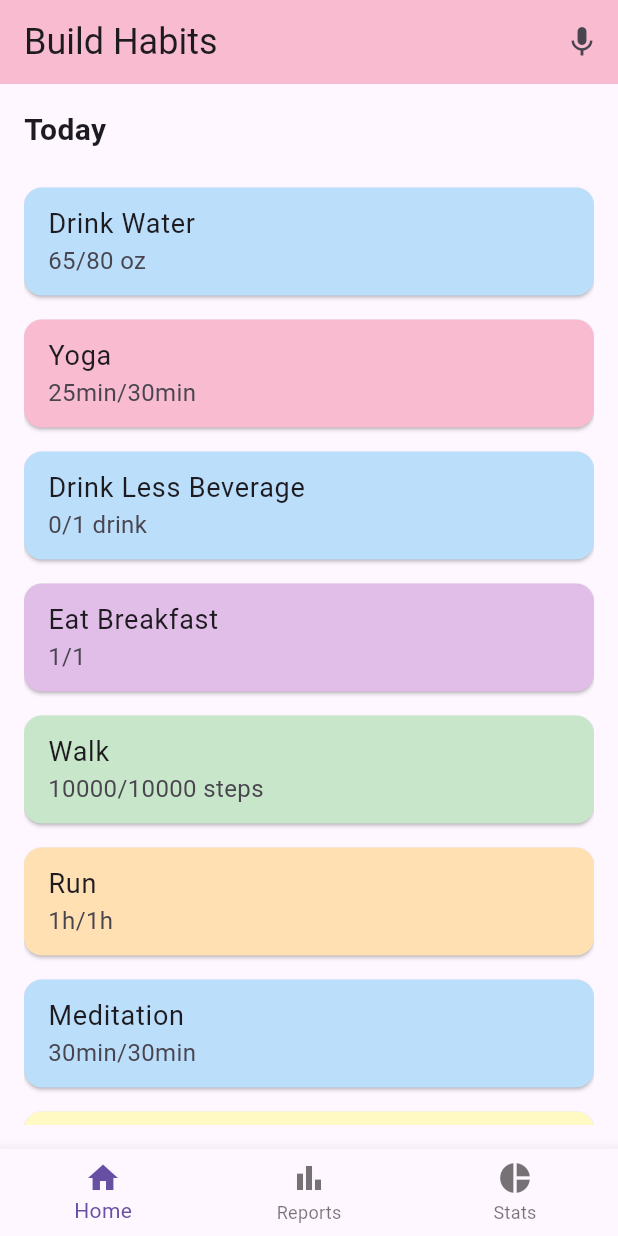
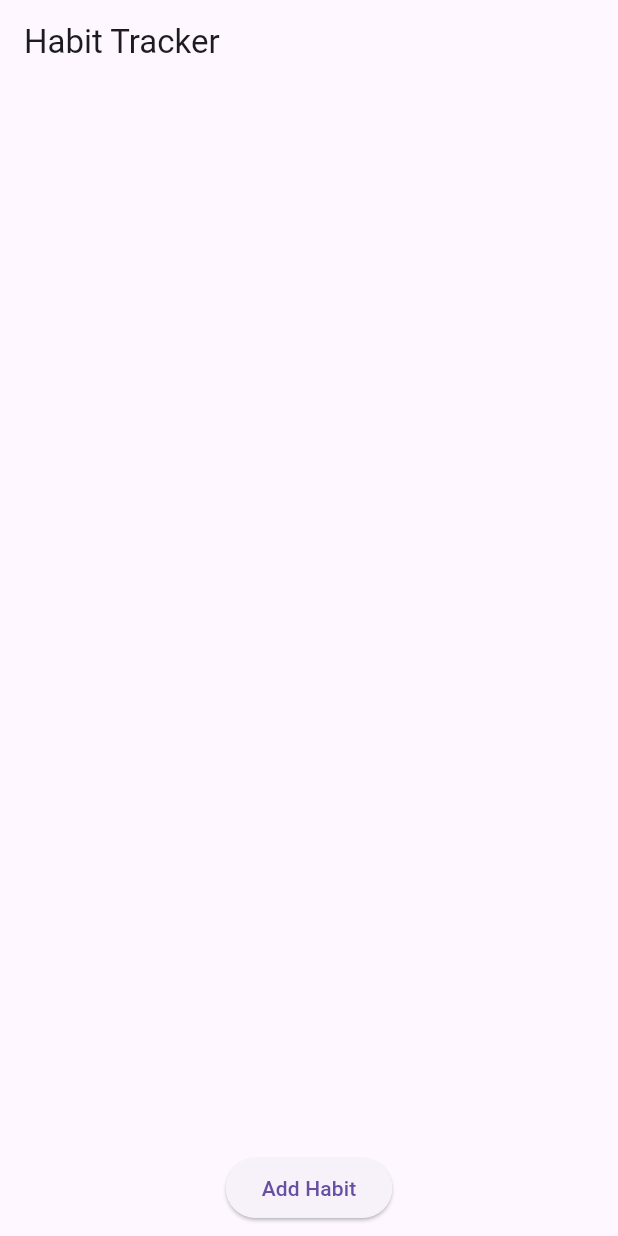
Before and after one commit to ceebee-lee/final, a Flutter app: the screen it shows after launch, on a phone screen of 412 x 824 dp. Run offline on Flutter 3.47's test engine with Material 3 defaults, Android fonts, the phone set to English and light mode, and no system bars.

Commit message:
Restarting Code
Starting again with adding habits

```diff
--- a/habit_tracker/lib/main.dart
+++ b/habit_tracker/lib/main.dart
@@ -1,8 +1,15 @@
 import 'package:flutter/material.dart';
-import 'pages/home_page.dart';
+import 'package:provider/provider.dart';
+import 'providers/habit_provider.dart';
+import 'screens/home_page.dart';
 
 void main() {
-  runApp(HabitTrackerApp());
+  runApp(
+    ChangeNotifierProvider(
+      create: (_) => HabitProvider(),
+      child: const HabitTrackerApp(),
+    ),
+  );
 }
 
 class HabitTrackerApp extends StatelessWidget {
@@ -21,7 +28,7 @@ class HabitTrackerApp extends StatelessWidget {
           },
         ),
       ),
-      home: HomePage(),
+      home: const HomePage(),
     );
   }
 }
--- a/habit_tracker/lib/pages/home_page.dart
+++ /dev/null
@@ -1,121 +0,0 @@
-import 'package:flutter/material.dart';
-import 'habit_report_page.dart';
-import 'habit_stats_page.dart';
-
-class HomePage extends StatelessWidget {
-  const HomePage({super.key});
-
-  @override
-  Widget build(BuildContext context) {
-    return Scaffold(
-      appBar: AppBar(
-        title: const Text('Build Habits', style: TextStyle(fontSize: 24)),
-        actions: [
-          IconButton(
-            icon: const Icon(Icons.mic),
-            onPressed: () {
-              // Placeholder for voice command button
-            },
-          ),
-        ],
-        backgroundColor: Colors.pink[100],
-      ),
-      body: Padding(
-        padding: const EdgeInsets.all(16),
-        child: Column(
-          crossAxisAlignment: CrossAxisAlignment.start,
-          children: [
-            const Text(
-              'Today',
-              style: TextStyle(fontSize: 20, fontWeight: FontWeight.bold),
-            ),
-            const SizedBox(height: 16),
-            Expanded(
-              child: ListView(
-                children: [
-                  HabitCard(
-                      habitName: 'Drink Water',
-                      progress: '65/80 oz',
-                      color: Colors.blue[100]!),
-                  HabitCard(
-                      habitName: 'Yoga',
-                      progress: '25min/30min',
-                      color: Colors.pink[100]!),
-                  HabitCard(
-                      habitName: 'Drink Less Beverage',
-                      progress: '0/1 drink',
-                      color: Colors.blue[100]!),
-                  HabitCard(
-                      habitName: 'Eat Breakfast',
-                      progress: '1/1',
-                      color: Colors.purple[100]!),
-                  HabitCard(
-                      habitName: 'Walk',
-                      progress: '10000/10000 steps',
-                      color: Colors.green[100]!),
-                  HabitCard(
-                      habitName: 'Run',
-                      progress: '1h/1h',
-                      color: Colors.orange[100]!),
-                  HabitCard(
-                      habitName: 'Meditation',
-                      progress: '30min/30min',
-                      color: Colors.blue[100]!),
-                  HabitCard(
-                      habitName: 'Save Money',
-                      progress: '1/1',
-                      color: Colors.yellow[100]!),
-                ],
-              ),
-            ),
-          ],
-        ),
-      ),
-      bottomNavigationBar: BottomNavigationBar(
-        items: const [
-          BottomNavigationBarItem(icon: Icon(Icons.home), label: 'Home'),
-          BottomNavigationBarItem(
-              icon: Icon(Icons.bar_chart), label: 'Reports'),
-          BottomNavigationBarItem(icon: Icon(Icons.pie_chart), label: 'Stats'),
-        ],
-        onTap: (index) {
-          if (index == 1) {
-            Navigator.push(
-              context,
-              MaterialPageRoute(builder: (context) => HabitReportPage()),
-            );
-          } else if (index == 2) {
-            Navigator.push(
-              context,
-              MaterialPageRoute(builder: (context) => HabitStatsPage()),
-            );
-          }
-        },
-      ),
-    );
-  }
-}
-
-class HabitCard extends StatelessWidget {
-  final String habitName;
-  final String progress;
-  final Color color;
-
-  const HabitCard(
-      {super.key,
-      required this.habitName,
-      required this.progress,
-      required this.color});
-
-  @override
-  Widget build(BuildContext context) {
-    return Card(
-      color: color,
-      margin: const EdgeInsets.symmetric(vertical: 8),
-      child: ListTile(
-        title: Text(habitName, style: const TextStyle(fontSize: 18)),
-        subtitle: Text(progress, style: const TextStyle(fontSize: 16)),
-      ),
-    );
-  }
-}
--- /dev/null
+++ b/habit_tracker/lib/providers/habit_provider.dart
@@ -0,0 +1,17 @@
+import 'package:flutter/foundation.dart';
+
+class HabitProvider extends ChangeNotifier {
+  final List<String> _habits = [];
+
+  List<String> get habits => _habits;
+
+  void addHabit(String habit) {
+    _habits.add(habit);
+    notifyListeners();
+  }
+
+  void removeHabit(String habit) {
+    _habits.remove(habit);
+    notifyListeners();
+  }
+}
--- /dev/null
+++ b/habit_tracker/lib/screens/home_page.dart
@@ -0,0 +1,82 @@
+import 'package:flutter/material.dart';
+import 'package:provider/provider.dart';
+import '../providers/habit_provider.dart';
+
+class HomePage extends StatelessWidget {
+  const HomePage({super.key});
+
+  @override
+  Widget build(BuildContext context) {
+    final habitProvider = Provider.of<HabitProvider>(context);
+
+    return Scaffold(
+      appBar: AppBar(
+        title: const Text('Habit Tracker'),
+      ),
+      body: Column(
+        children: [
+          Expanded(
+            child: ListView.builder(
+              itemCount: habitProvider.habits.length,
+              itemBuilder: (context, index) {
+                return ListTile(
+                  title: Text(habitProvider.habits[index]),
+                  trailing: IconButton(
+                    icon: const Icon(Icons.delete),
+                    onPressed: () {
+                      habitProvider.removeHabit(habitProvider.habits[index]);
+                    },
+                  ),
+                );
+              },
+            ),
+          ),
+          Padding(
+            padding: const EdgeInsets.all(8.0),
+            child: ElevatedButton(
+              onPressed: () {
+                _addNewHabit(context);
+              },
+              child: const Text('Add Habit'),
+            ),
+          ),
+        ],
+      ),
+    );
+  }
+
+  void _addNewHabit(BuildContext context) {
+    final TextEditingController habitController = TextEditingController();
+
+    showDialog(
+      context: context,
+      builder: (context) {
+        return AlertDialog(
+          title: const Text('Add New Habit'),
+          content: TextField(
+            controller: habitController,
+            decoration: const InputDecoration(hintText: 'Enter habit name'),
+          ),
+          actions: [
+            TextButton(
+              onPressed: () {
+                Navigator.of(context).pop();
+              },
+              child: const Text('Cancel'),
+            ),
+            ElevatedButton(
+              onPressed: () {
+                if (habitController.text.isNotEmpty) {
+                  Provider.of<HabitProvider>(context, listen: false)
+                      .addHabit(habitController.text);
+                  Navigator.of(context).pop();
+                }
+              },
+              child: const Text('Add'),
+            ),
+          ],
+        );
+      },
+    );
+  }
+}
--- a/habit_tracker/pubspec.yaml
+++ b/habit_tracker/pubspec.yaml
@@ -30,7 +30,8 @@ environment:
 dependencies:
   flutter:
     sdk: flutter
-
+  provider: 6.1.2
+  shared_preferences: ^2.1.1
 
   # The following adds the Cupertino Icons font to your application.
   # Use with the CupertinoIcons class for iOS style icons.
@@ -45,7 +46,7 @@ dev_dependencies:
   # activated in the `analysis_options.yaml` file located at the root of your
   # package. See that file for information about deactivating specific lint
   # rules and activating additional ones.
-  flutter_lints: ^4.0.0
+  flutter_lints: ^5.0.0
 
 # For information on the generic Dart part of this file, see the
 # following page: https://dart.dev/tools/pub/pubspec
```
Also changed, not shown: habit_tracker/lib/pages/habit_report_page.dart (deleted, +0 -136 lines), habit_tracker/lib/pages/habit_stats_page.dart (deleted, +0 -52 lines), habit_tracker/pubspec.lock, 2 other files.
